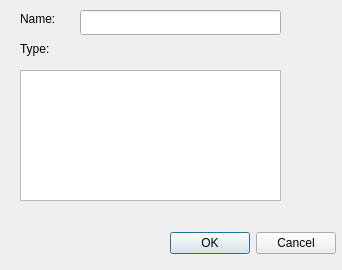
Old version of the form resource/new_pattern.ui in the repository teknologisk-institut/rqt_pattern_manager.
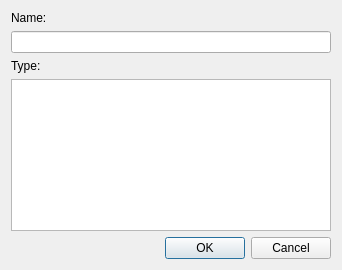
New version of the form.

Patch:
```diff
--- a/resource/new_pattern.ui
+++ b/resource/new_pattern.ui
@@ -31,44 +31,43 @@
   <property name="windowTitle">
    <string>New Group</string>
   </property>
+  <layout class="QVBoxLayout" name="verticalLayout">
+   <item>
+    <widget class="QLabel" name="label_2">
+     <property name="text">
+      <string>Name:</string>
+     </property>
+    </widget>
+   </item>
+   <item>
+    <widget class="QLineEdit" name="nameBox">
+     <property name="accessibleName">
+      <string>nameBox</string>
+     </property>
+    </widget>
+   </item>
+   <item>
+    <spacer name="verticalSpacer">
+     <property name="orientation">
+      <enum>Qt::Vertical</enum>
+     </property>
+     <property name="sizeHint" stdset="0">
+      <size>
+       <width>20</width>
+       <height>40</height>
+      </size>
+     </property>
+    </spacer>
+   </item>
+   <item>
   <widget class="QLabel" name="label">
-   <property name="geometry">
-    <rect>
-     <x>20</x>
-     <y>40</y>
-     <width>91</width>
-     <height>17</height>
-    </rect>
-   </property>
    <property name="text">
     <string>Type:</string>
    </property>
   </widget>
-  <widget class="QDialogButtonBox" name="dialogButton">
-   <property name="geometry">
-    <rect>
-     <x>160</x>
-     <y>230</y>
-     <width>176</width>
-     <height>27</height>
-    </rect>
-   </property>
-   <property name="accessibleName">
-    <string>dialogButton</string>
-   </property>
-   <property name="standardButtons">
-    <set>QDialogButtonBox::Cancel|QDialogButtonBox::Ok</set>
-   </property>
-  </widget>
+   </item>
+   <item>
   <widget class="QListView" name="patternView">
-   <property name="geometry">
-    <rect>
-     <x>20</x>
-     <y>70</y>
-     <width>261</width>
-     <height>131</height>
-    </rect>
-   </property>
    <property name="accessibleName">
     <string>patternView</string>
    </property>
@@ -76,32 +75,18 @@
     <set>QAbstractItemView::NoEditTriggers</set>
    </property>
   </widget>
-  <widget class="QLabel" name="label_2">
-   <property name="geometry">
-    <rect>
-     <x>20</x>
-     <y>10</y>
-     <width>51</width>
-     <height>17</height>
-    </rect>
-   </property>
-   <property name="text">
-    <string>Name:</string>
-   </property>
-  </widget>
-  <widget class="QLineEdit" name="nameBox">
-   <property name="geometry">
-    <rect>
-     <x>80</x>
-     <y>10</y>
-     <width>201</width>
-     <height>25</height>
-    </rect>
-   </property>
+   </item>
+   <item>
+    <widget class="QDialogButtonBox" name="dialogButton">
    <property name="accessibleName">
-    <string>nameBox</string>
-   </property>
-  </widget>
+      <string>dialogButton</string>
+     </property>
+     <property name="standardButtons">
+      <set>QDialogButtonBox::Cancel|QDialogButtonBox::Ok</set>
+     </property>
+    </widget>
+   </item>
+  </layout>
  </widget>
  <resources/>
  <connections/>
```
Lines whose indentation alone changed are shown as unchanged.
